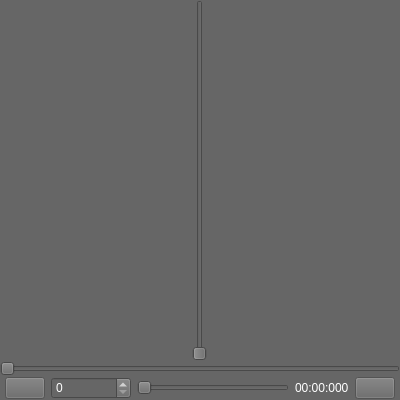
Old version of the form pyforms_gui/controls/control_player/video.ui in the repository UmSenhorQualquer/pyforms-gui.
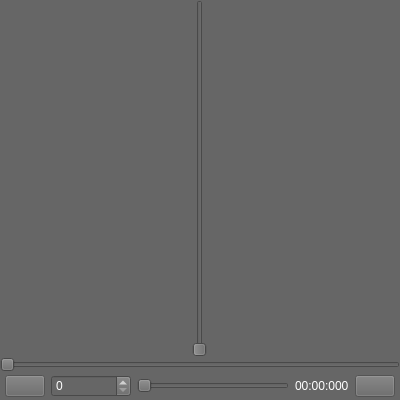
New version of the form. Icons and pictures are not drawn.

Commit message: update player layout

What changed in the file:
```diff
--- a/pyforms_gui/controls/control_player/video.ui
+++ b/pyforms_gui/controls/control_player/video.ui
@@ -115,13 +115,13 @@
        <number>5</number>
       </property>
       <property name="topMargin">
-       <number>0</number>
+       <number>3</number>
       </property>
       <property name="rightMargin">
        <number>5</number>
       </property>
       <property name="bottomMargin">
-       <number>0</number>
+       <number>3</number>
       </property>
       <item>
        <widget class="QPushButton" name="videoPlay">
```
